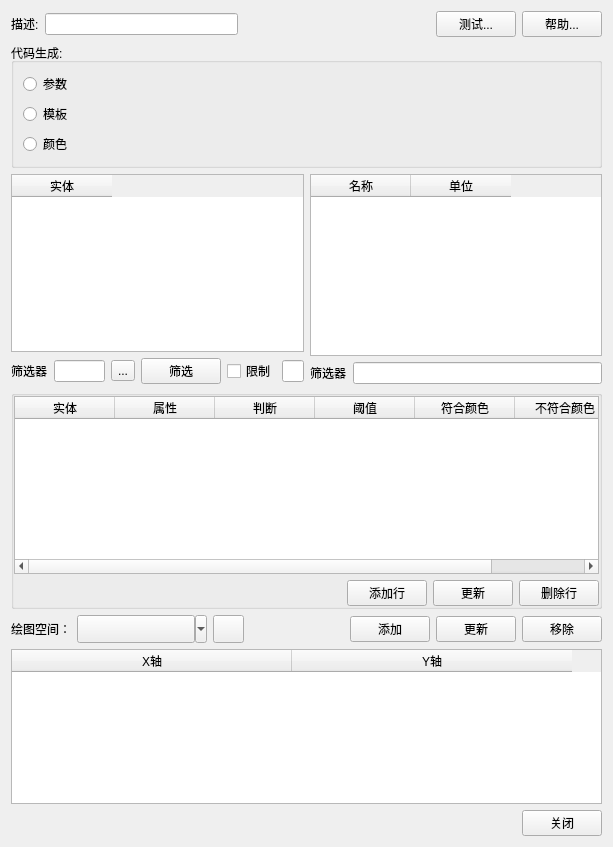
whatudone/plotxy, file AddPlotPair.ui: the form before one commit.
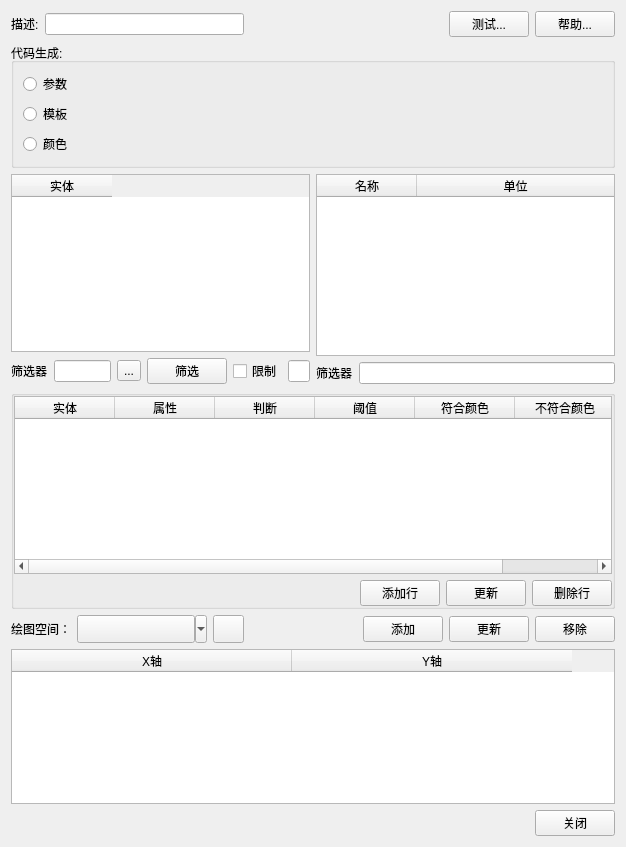
The form after the commit. The open tabs and pages were chosen to show the change.

Commit message: 添加数据对界面部分隐藏

```diff
--- a/AddPlotPair.ui
+++ b/AddPlotPair.ui
@@ -6,7 +6,7 @@
    <rect>
     <x>0</x>
     <y>0</y>
-    <width>613</width>
+    <width>626</width>
     <height>847</height>
    </rect>
   </property>
@@ -1958,6 +1958,12 @@
           <layout class="QVBoxLayout" name="verticalLayout_15">
            <item>
             <widget class="QTableWidget" name="tableWidget_lightNameUnits">
+             <attribute name="horizontalHeaderStretchLastSection">
+              <bool>true</bool>
+             </attribute>
+             <attribute name="verticalHeaderVisible">
+              <bool>false</bool>
+             </attribute>
              <column>
               <property name="text">
                <string>名称</string>
```
Left out of the diff: 6 changed lines with no effect on the pictures. The commit also changes 1 other file.
